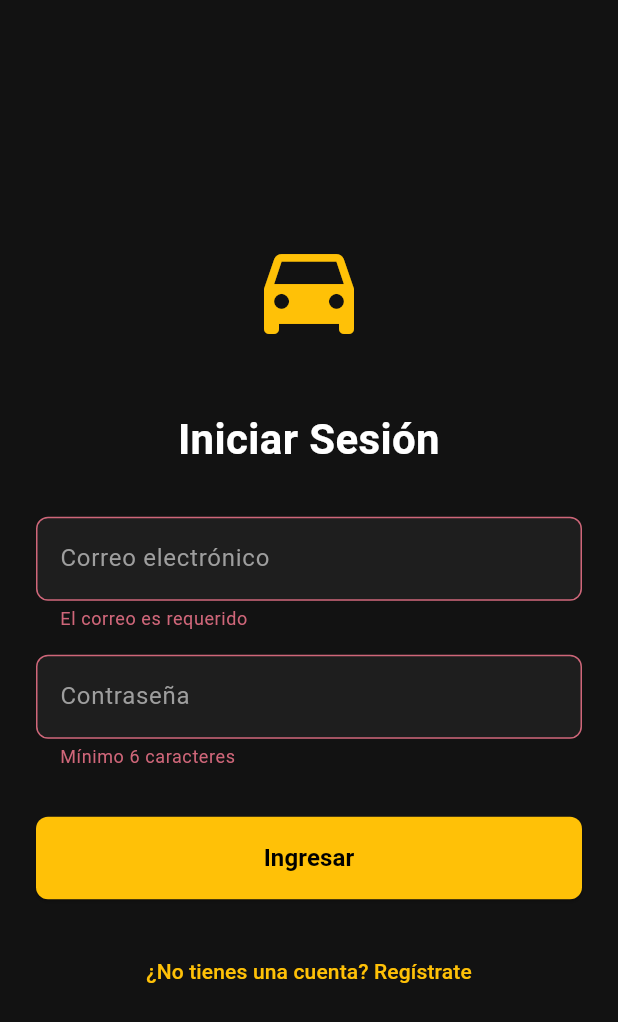
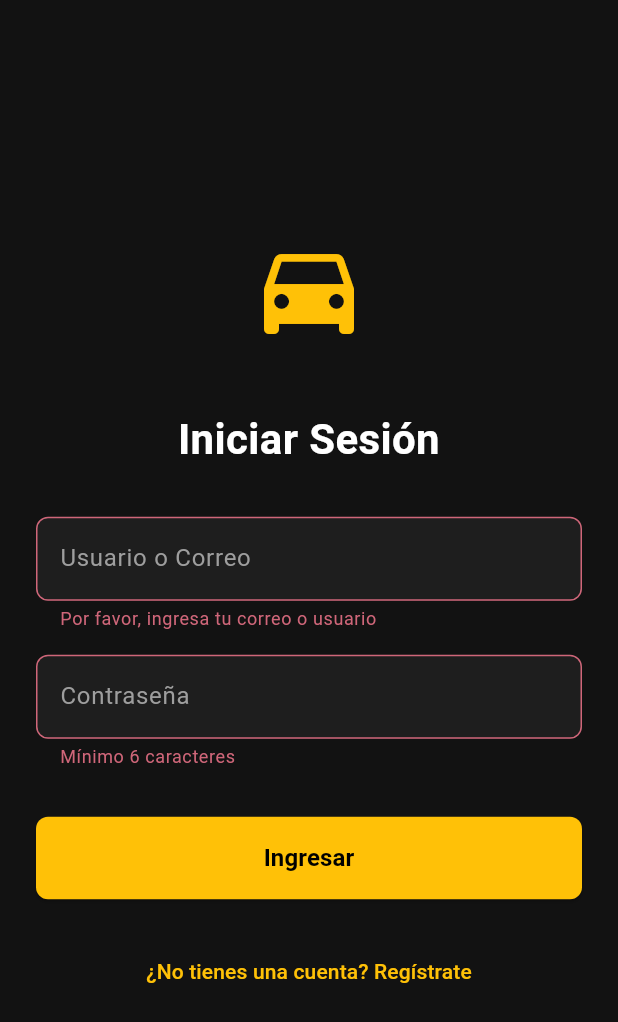
Before and after one commit to CampusDrive-Fundamentos/uniride-flutter-app, a Flutter app: the screen it shows after launch, after a tap on "Ingresar", on a phone screen of 412 x 824 dp. Shown: the top 1022 px of the screen. Run offline on Flutter 3.47's test engine with Material 3 defaults, Android fonts, the phone set to English and light mode, and no system bars; our stand-ins replace dartz, dio, equatable, flutter_bloc, flutter_secure_storage, get_it and 1 more; network calls fail.

Commit message:
fix: fixed the Login and Register

```diff
--- a/lib/core/constants/api_constants.dart
+++ b/lib/core/constants/api_constants.dart
@@ -1,5 +1,5 @@
 class ApiConstants {
-  static const String baseUrl = 'https://uniride-iam-service.onrender.com';
+  static const String baseUrl = 'http://10.0.2.2:8081';
 
   static const String login = '/api/v1/auth/signin';
   static const String registerStudent = '/api/v1/auth/signup/student';
--- a/lib/core/di/service_locator.dart
+++ b/lib/core/di/service_locator.dart
@@ -5,7 +5,6 @@ import 'package:get_it/get_it.dart';
 import '../constants/api_constants.dart';
 import '../network/jwt_interceptor.dart';
 
-// --- Auth Imports ---
 import '../../features/auth/data/services/auth_api_service.dart';
 import '../../features/auth/data/repositories/auth_repository_impl.dart';
 import '../../features/auth/domain/repositories/auth_repository.dart';
@@ -13,6 +12,19 @@ import '../../features/auth/domain/usecases/login_use_case.dart';
 import '../../features/auth/domain/usecases/register_driver_use_case.dart';
 import '../../features/auth/domain/usecases/register_student_use_case.dart';
 import '../../features/auth/presentation/blocs/auth_bloc.dart';
+
+import '../../features/onboarding/data/services/onboarding_api_service.dart';
+import '../../features/onboarding/data/repositories/onboarding_repository_impl.dart';
+import '../../features/onboarding/domain/repositories/onboarding_repository.dart';
+import '../../features/onboarding/domain/usecases/link_payment_card_use_case.dart';
+import '../../features/onboarding/domain/usecases/register_vehicle_use_case.dart';
+import '../../features/onboarding/presentation/blocs/onboarding_bloc.dart';
+
+import '../../features/profile/data/services/profile_api_service.dart';
+import '../../features/profile/data/repositories/profile_repository_impl.dart';
+import '../../features/profile/domain/repositories/profile_repository.dart';
+import '../../features/profile/domain/usecases/get_current_user_use_case.dart';
+import '../../features/profile/presentation/blocs/profile_bloc.dart';
 
 final sl = GetIt.instance;
 
@@ -31,20 +43,38 @@ Future<void> init() async {
   });
 
   sl.registerLazySingleton(() => AuthApiService(sl()));
-  // sl.registerLazySingleton(() => OnboardingApiService(sl()));
-  // sl.registerLazySingleton(() => ProfileApiService(sl()));
+  sl.registerLazySingleton(() => OnboardingApiService(sl()));
+  sl.registerLazySingleton(() => ProfileApiService(sl()));
 
   sl.registerLazySingleton<AuthRepository>(
     () => AuthRepositoryImpl(apiService: sl(), secureStorage: sl()),
+  );
+  sl.registerLazySingleton<OnboardingRepository>(
+    () => OnboardingRepositoryImpl(sl()),
+  );
+  sl.registerLazySingleton<ProfileRepository>(
+    () => ProfileRepositoryImpl(sl()),
   );
 
   sl.registerLazySingleton(() => LoginUseCase(sl()));
   sl.registerLazySingleton(() => RegisterStudentUseCase(sl()));
   sl.registerLazySingleton(() => RegisterDriverUseCase(sl()));
 
+  sl.registerLazySingleton(() => RegisterVehicleUseCase(sl()));
+  sl.registerLazySingleton(() => LinkPaymentCardUseCase(sl()));
+
+  sl.registerLazySingleton(() => GetCurrentUserUseCase(sl()));
+
   sl.registerFactory(() => AuthBloc(
         loginUseCase: sl(),
         registerDriverUseCase: sl(),
         registerStudentUseCase: sl(),
       ));
+
+  sl.registerFactory(() => OnboardingBloc(
+        registerVehicleUseCase: sl(),
+        linkPaymentCardUseCase: sl(),
+      ));
+
+  sl.registerFactory(() => ProfileBloc(sl()));
 }
--- a/lib/core/router/app_router.dart
+++ b/lib/core/router/app_router.dart
@@ -5,6 +5,7 @@ import '../../features/auth/presentation/pages/login_page.dart';
 import '../../features/auth/presentation/pages/role_selection_page.dart';
 import '../../features/auth/presentation/pages/student_registration_page.dart';
 import '../../features/auth/presentation/pages/driver_registration_page.dart';
+import '../../features/auth/presentation/pages/main_dashboard_page.dart';
 
 import '../../features/onboarding/presentation/pages/vehicle_form_page.dart';
 import '../../features/onboarding/presentation/pages/link_card_page.dart';
@@ -24,16 +25,12 @@ class AppRouter {
         return MaterialPageRoute(builder: (_) => const DriverRegistrationPage());
 
       case '/register-vehicle':
-        return MaterialPageRoute(builder: (_) => VehicleFormPage());
+        return MaterialPageRoute(builder: (_) => const VehicleFormPage());
       case '/link-card':
-        return MaterialPageRoute(builder: (_) => LinkCardPage());
+        return MaterialPageRoute(builder: (_) => const LinkCardPage());
 
       case '/home':
-        return MaterialPageRoute(
-          builder: (_) => const Scaffold(
-            body: Center(child: Text('Home de UniRide (Próximo Módulo)')),
-          ),
-        );
+        return MaterialPageRoute(builder: (_) => const MainDashboardPage());
 
       default:
         return MaterialPageRoute(
--- a/lib/features/auth/presentation/pages/login_page.dart
+++ b/lib/features/auth/presentation/pages/login_page.dart
@@ -29,6 +29,8 @@ class LoginPage extends StatelessWidget {
         },
         builder: (context, state) {
           return SafeArea(
+            child: Center(
+              child: SingleChildScrollView(
                 child: Padding(
                   padding: const EdgeInsets.all(24.0),
                   child: Form(
@@ -45,8 +47,13 @@ class LoginPage extends StatelessWidget {
                         TextFormField(
                           controller: _emailController,
                           style: const TextStyle(color: Colors.white),
-                      validator: Validators.validateEmail,
-                      decoration: _inputDecoration('Correo electrónico'),
+                          validator: (value) {
+                            if (value == null || value.trim().isEmpty) {
+                              return 'Por favor, ingresa tu correo o usuario';
+                            }
+                            return null;
+                          },
+                          decoration: _inputDecoration('Usuario o Correo'),
                         ),
                         const SizedBox(height: 16),
                         TextFormField(
@@ -87,6 +94,8 @@ class LoginPage extends StatelessWidget {
                     ),
                   ),
                 ),
+              ),
+            ),
           );
         },
       ),
```
Also changed, not shown: lib/features/auth/data/models/login_request_dto.dart (+8 -4 lines), lib/features/auth/presentation/pages/main_dashboard_page.dart (added, +71 -0 lines), lib/features/profile/presentation/pages/profile_page.dart (+67 -13 lines). Lines whose indentation alone changed are shown as unchanged.
